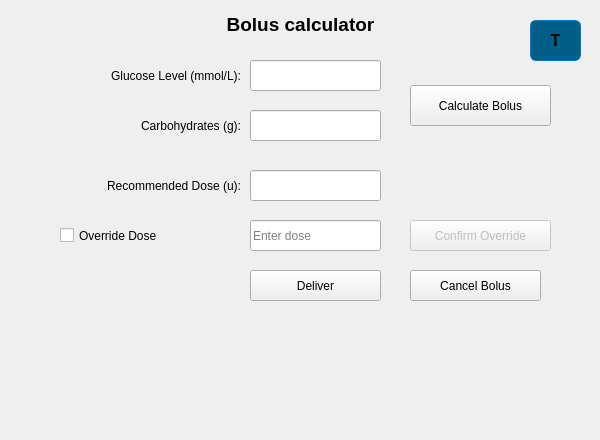
This is code/boluscalculator.ui in xHWAHx/InsulinPumpSimulator-Group35 as Qt 5 draws it before an edit. The edited form follows.
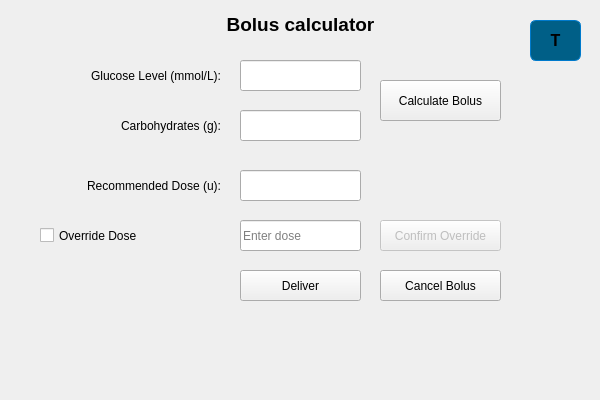
This is the edited form.

Diff of the .ui file:
```diff
--- a/code/boluscalculator.ui
+++ b/code/boluscalculator.ui
@@ -7,7 +7,7 @@
     <x>0</x>
     <y>0</y>
     <width>600</width>
-    <height>440</height>
+    <height>400</height>
    </rect>
   </property>
   <property name="windowTitle">
@@ -16,7 +16,7 @@
   <widget class="QLabel" name="labelGlucose">
    <property name="geometry">
     <rect>
-     <x>60</x>
+     <x>40</x>
      <y>60</y>
      <width>181</width>
      <height>31</height>
@@ -32,9 +32,9 @@
   <widget class="QLineEdit" name="inputGlucose">
    <property name="geometry">
     <rect>
-     <x>250</x>
+     <x>240</x>
      <y>60</y>
-     <width>131</width>
+     <width>121</width>
      <height>31</height>
     </rect>
    </property>
@@ -42,7 +42,7 @@
   <widget class="QLabel" name="labelCarbs">
    <property name="geometry">
     <rect>
-     <x>60</x>
+     <x>40</x>
      <y>110</y>
      <width>181</width>
      <height>31</height>
@@ -58,9 +58,9 @@
   <widget class="QLineEdit" name="inputCarbs">
    <property name="geometry">
     <rect>
-     <x>250</x>
+     <x>240</x>
      <y>110</y>
-     <width>131</width>
+     <width>121</width>
      <height>31</height>
     </rect>
    </property>
@@ -68,9 +68,9 @@
   <widget class="QPushButton" name="btnCalculate">
    <property name="geometry">
     <rect>
-     <x>410</x>
-     <y>85</y>
-     <width>141</width>
+     <x>380</x>
+     <y>80</y>
+     <width>121</width>
      <height>41</height>
     </rect>
    </property>
@@ -81,7 +81,7 @@
   <widget class="QLabel" name="labelResult">
    <property name="geometry">
     <rect>
-     <x>60</x>
+     <x>40</x>
      <y>170</y>
      <width>181</width>
      <height>31</height>
@@ -97,9 +97,9 @@
   <widget class="QLineEdit" name="outputResult">
    <property name="geometry">
     <rect>
-     <x>250</x>
+     <x>240</x>
      <y>170</y>
-     <width>131</width>
+     <width>121</width>
      <height>31</height>
     </rect>
    </property>
@@ -110,7 +110,7 @@
   <widget class="QCheckBox" name="overrideCheckbox">
    <property name="geometry">
     <rect>
-     <x>60</x>
+     <x>40</x>
      <y>220</y>
      <width>160</width>
      <height>31</height>
@@ -123,9 +123,9 @@
   <widget class="QLineEdit" name="overrideDoseInput">
    <property name="geometry">
     <rect>
-     <x>250</x>
+     <x>240</x>
      <y>220</y>
-     <width>131</width>
+     <width>121</width>
      <height>31</height>
     </rect>
    </property>
@@ -142,9 +142,9 @@
    </property>
    <property name="geometry">
     <rect>
-     <x>410</x>
+     <x>380</x>
      <y>220</y>
-     <width>141</width>
+     <width>121</width>
      <height>31</height>
     </rect>
    </property>
@@ -155,9 +155,9 @@
   <widget class="QPushButton" name="btnDeliver">
    <property name="geometry">
     <rect>
-     <x>250</x>
+     <x>240</x>
      <y>270</y>
-     <width>131</width>
+     <width>121</width>
      <height>31</height>
     </rect>
    </property>
@@ -225,9 +225,9 @@
   <widget class="QPushButton" name="btnCancelBolus">
    <property name="geometry">
     <rect>
-     <x>410</x>
+     <x>380</x>
      <y>270</y>
-     <width>131</width>
+     <width>121</width>
      <height>31</height>
     </rect>
    </property>
```
